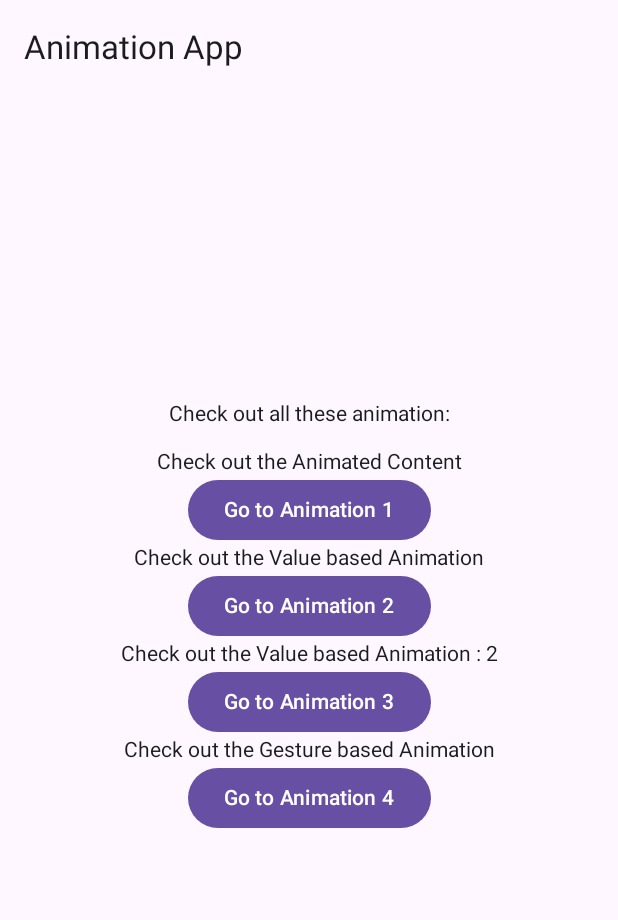
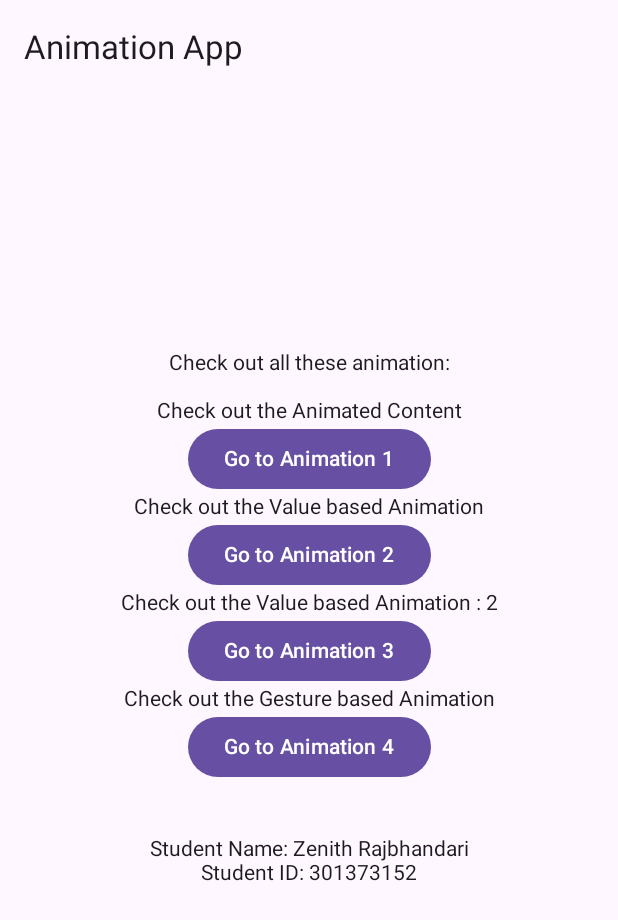
Before and after one commit to void-zenith/animation-android, an Android app built with Jetpack Compose: the screen it shows after launch (MainActivity), on a phone screen of 412 x 824 dp. Shown: the top 920 px of the screen. Run offline under Robolectric (Android 15) with nearby library versions, the phone set to English and light mode, and no system bars.

```diff
--- a/app/src/main/java/com/zenith/animation_assignment/screen/MainScreen.kt
+++ b/app/src/main/java/com/zenith/animation_assignment/screen/MainScreen.kt
@@ -46,5 +46,9 @@ fun MainScreen(navController: NavController) {
         }) {
             Text("Go to Animation 4")
         }
+        Spacer(modifier = Modifier.height(36.dp))
+        Text("Student Name: Zenith Rajbhandari")
+        Text("Student ID: 301373152")
+
     }
 }
```
